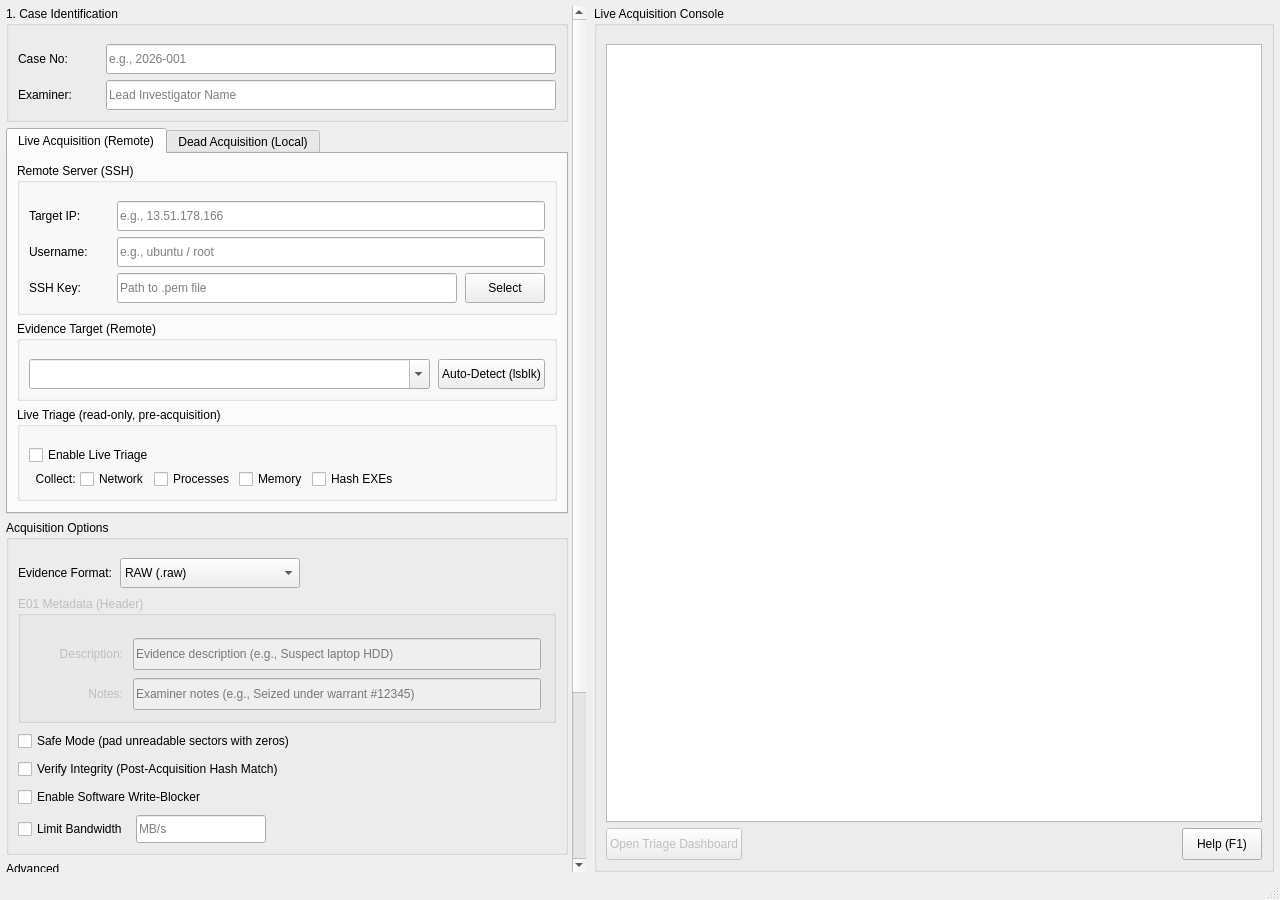
First picture: the form in fx/ui/resources/forensic_qt6.ui, repository Futhark1393/Remote-Forensic-Imager, before the edit.
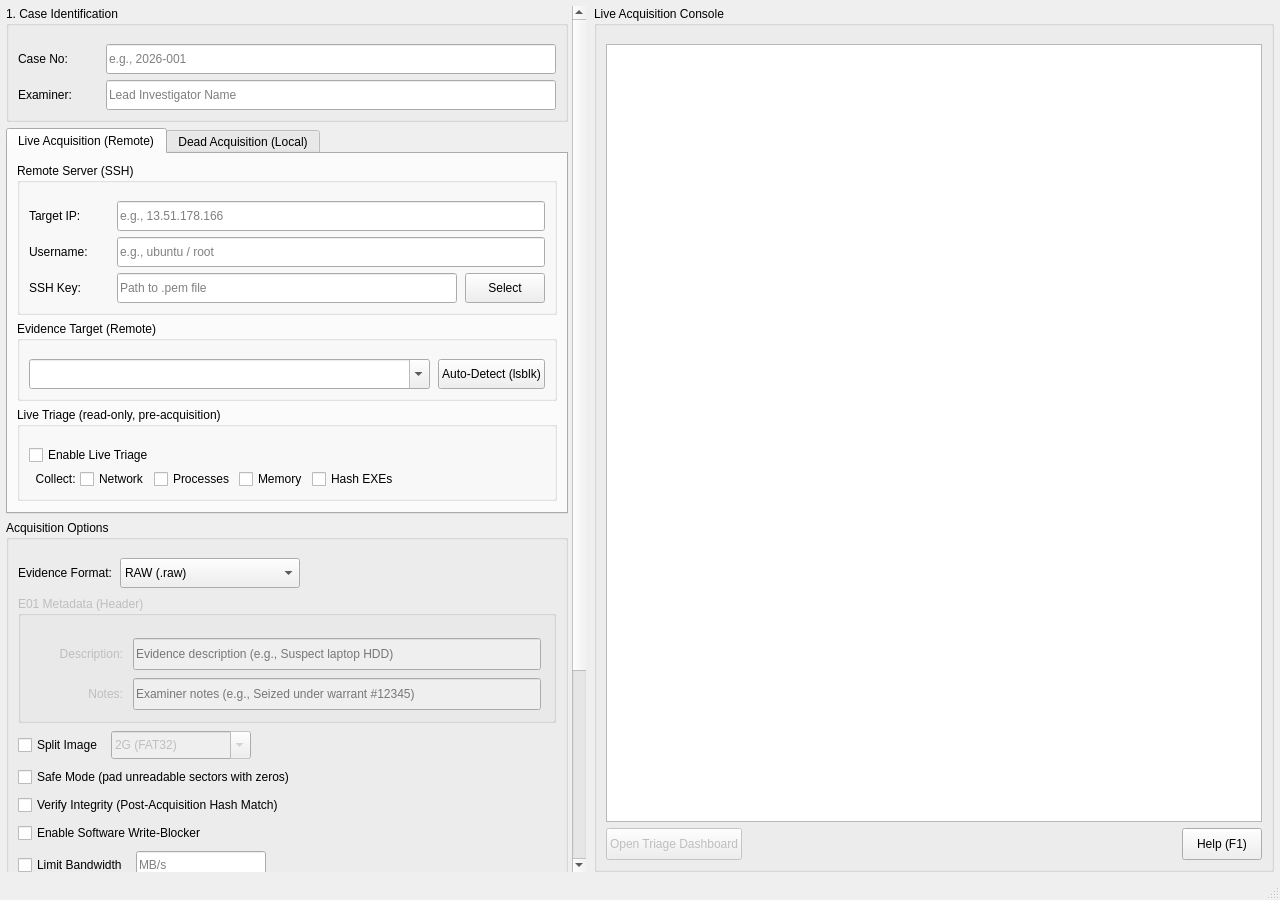
Second picture: the form after the edit.

Commit message:
feat(gui): add Split Image checkbox + combo to GUI
- Added chk_split checkbox + cmb_split_size editable combo to .ui (presets: 2G/650M/4G/1G)
- Combo enabled/disabled via checkbox toggle
- _get_split_size_bytes() parses selection (handles '2G (FAT32)' hints)
- Split size read in both live and dead start methods
- Split logged to audit trail before acquisition

What changed in the file:
```diff
--- a/fx/ui/resources/forensic_qt6.ui
+++ b/fx/ui/resources/forensic_qt6.ui
@@ -425,6 +425,37 @@
             </widget>
            </item>
 
+           <!-- Split Image -->
+           <item>
+            <layout class="QHBoxLayout" name="hLayout_split">
+             <property name="spacing"><number>8</number></property>
+             <item>
+              <widget class="QCheckBox" name="chk_split">
+               <property name="text"><string>Split Image</string></property>
+               <property name="toolTip"><string>Split output into fixed-size segments (FAT32 / DVD / CD compatible)</string></property>
+              </widget>
+             </item>
+             <item>
+              <widget class="QComboBox" name="cmb_split_size">
+               <property name="minimumSize"><size><width>140</width><height>28</height></size></property>
+               <property name="enabled"><bool>false</bool></property>
+               <property name="toolTip"><string>Segment size preset — choose a size or type a custom value</string></property>
+               <property name="editable"><bool>true</bool></property>
+               <item><property name="text"><string>2G (FAT32)</string></property></item>
+               <item><property name="text"><string>650M (CD)</string></property></item>
+               <item><property name="text"><string>4G (DVD-DL)</string></property></item>
+               <item><property name="text"><string>1G</string></property></item>
+              </widget>
+             </item>
+             <item>
+              <spacer name="hSpacer_split">
+               <property name="orientation"><enum>Qt::Horizontal</enum></property>
+               <property name="sizeHint"><size><width>40</width><height>20</height></size></property>
+              </spacer>
+             </item>
+            </layout>
+           </item>
+
            <!-- Checkboxes -->
            <item>
             <widget class="QCheckBox" name="chk_safety">
```
The commit also changes 1 other file.
